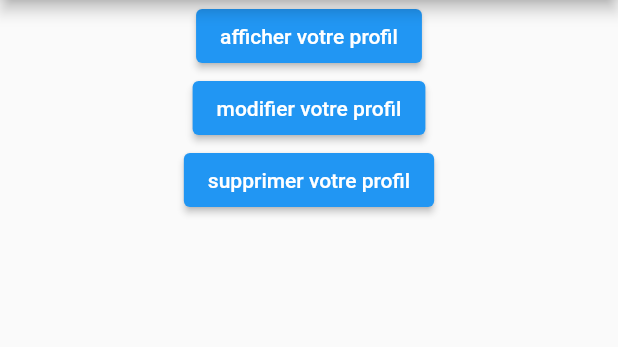
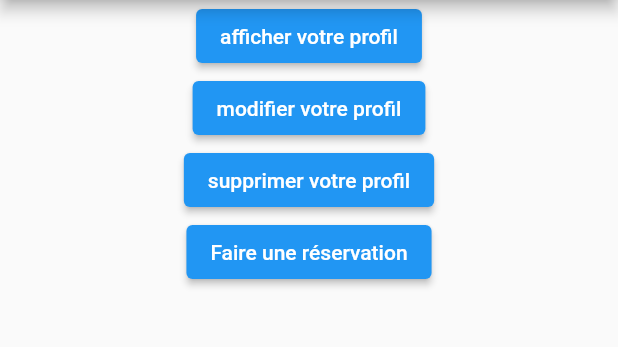
Before and after one commit to NicolasLetchoumy/EsportVoyages, a Flutter app: the screen it shows after launch, after a tap on "connectez-vous", on a phone screen of 412 x 824 dp, the part 84-431 px from its top. Run offline on Flutter 3.47's test engine with Material 2 defaults, Android fonts, the phone set to English and light mode, and no system bars; our stand-ins replace cloud_firestore, firebase_auth, firebase_core; accounts and stored records are empty.

Commit message:
ajout de la page reservation.dart

```diff
--- a/lib/main.dart
+++ b/lib/main.dart
@@ -6,6 +6,7 @@ import 'package:fonctionnalite_esport_voyages/pages/pageUser/delete.dart';
 import 'package:fonctionnalite_esport_voyages/pages/pageUser/readuser.dart';
 import 'package:fonctionnalite_esport_voyages/pages/pageLogger/splashScreen_wrapper.dart';
 import 'package:fonctionnalite_esport_voyages/pages/pageUser/update.dart';
+import 'package:fonctionnalite_esport_voyages/pages/r%C3%A9servation/reservation.dart';
 import 'package:fonctionnalite_esport_voyages/service/authentificationService.dart';
 import 'package:provider/provider.dart';
 import 'Models/user.dart';
@@ -60,6 +61,8 @@ class RouteGenerator {
         return MaterialPageRoute(builder: (context) => const ReadUser());
       case '/delete' :
         return MaterialPageRoute(builder: (context) => const DeleteUser());
+      case '/reservation' :
+        return MaterialPageRoute(builder: (context) => const Reservation());
 
 
 
--- a/lib/pages/AccueilLogger.dart
+++ b/lib/pages/AccueilLogger.dart
@@ -39,6 +39,9 @@ class _AccueilState extends State<Accueil> {
               ElevatedButton(onPressed: (){
                 Navigator.pushNamed(context, '/delete');
               }, child: const Text('supprimer votre profil')),
+              ElevatedButton(onPressed: (){
+                Navigator.pushNamed(context, '/reservation');
+              }, child: const Text('Faire une réservation')),
             ],
         ),
         )
```
Also changed, not shown: lib/pages/réservation/reservation.dart (added, +39 -0 lines).
